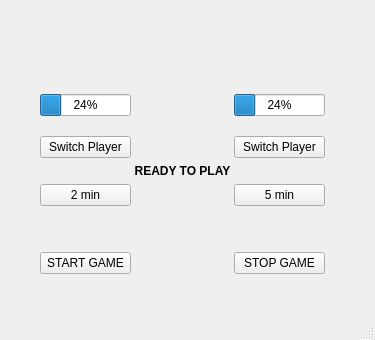
Old version of the form tehtava7/mainwindow.ui in the repository antnyk/olio-ohjelmointi.
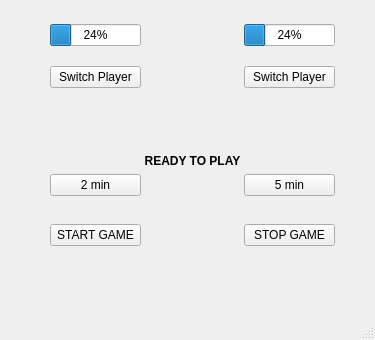
New version of the form.

What changed in the file:
```diff
--- a/tehtava7/mainwindow.ui
+++ b/tehtava7/mainwindow.ui
@@ -17,10 +17,10 @@
    <widget class="QWidget" name="gridLayoutWidget">
     <property name="geometry">
      <rect>
-      <x>40</x>
-      <y>80</y>
+      <x>50</x>
+      <y>10</y>
       <width>285</width>
-      <height>194</height>
+      <height>236</height>
      </rect>
     </property>
     <layout class="QGridLayout" name="gridLayout">
@@ -58,7 +58,14 @@
        </property>
       </widget>
      </item>
-     <item row="4" column="1">
+     <item row="6" column="2">
+      <widget class="QPushButton" name="btnStop">
+       <property name="text">
+        <string>STOP GAME</string>
+       </property>
+      </widget>
+     </item>
+     <item row="5" column="1">
       <spacer name="verticalSpacer">
        <property name="orientation">
         <enum>Qt::Vertical</enum>
@@ -71,13 +78,20 @@
        </property>
       </spacer>
      </item>
-     <item row="3" column="0">
+     <item row="4" column="0">
       <widget class="QPushButton" name="btnTimeTwoMin">
        <property name="text">
         <string>2 min</string>
        </property>
       </widget>
      </item>
+     <item row="6" column="0">
+      <widget class="QPushButton" name="btnStart">
+       <property name="text">
+        <string>START GAME</string>
+       </property>
+      </widget>
+     </item>
      <item row="1" column="0">
       <widget class="QPushButton" name="btnSwitchToPlayer1">
        <property name="text">
@@ -85,28 +99,14 @@
        </property>
       </widget>
      </item>
-     <item row="3" column="2">
+     <item row="4" column="2">
       <widget class="QPushButton" name="btnTimeFiveMin">
        <property name="text">
         <string>5 min</string>
        </property>
       </widget>
      </item>
-     <item row="5" column="0">
-      <widget class="QPushButton" name="btnStart">
-       <property name="text">
-        <string>START GAME</string>
-       </property>
-      </widget>
-     </item>
-     <item row="5" column="2">
-      <widget class="QPushButton" name="btnStop">
-       <property name="text">
-        <string>STOP GAME</string>
-       </property>
-      </widget>
-     </item>
-     <item row="2" column="0" colspan="3">
+     <item row="3" column="0" colspan="3">
       <widget class="QLabel" name="label">
        <property name="font">
         <font>
@@ -121,6 +121,22 @@
        </property>
       </widget>
      </item>
+     <item row="2" column="0" colspan="3">
+      <spacer name="verticalSpacer_2">
+       <property name="orientation">
+        <enum>Qt::Vertical</enum>
+       </property>
+       <property name="sizeType">
+        <enum>QSizePolicy::MinimumExpanding</enum>
+       </property>
+       <property name="sizeHint" stdset="0">
+        <size>
+         <width>20</width>
+         <height>60</height>
+        </size>
+       </property>
+      </spacer>
+     </item>
     </layout>
    </widget>
   </widget>
```
